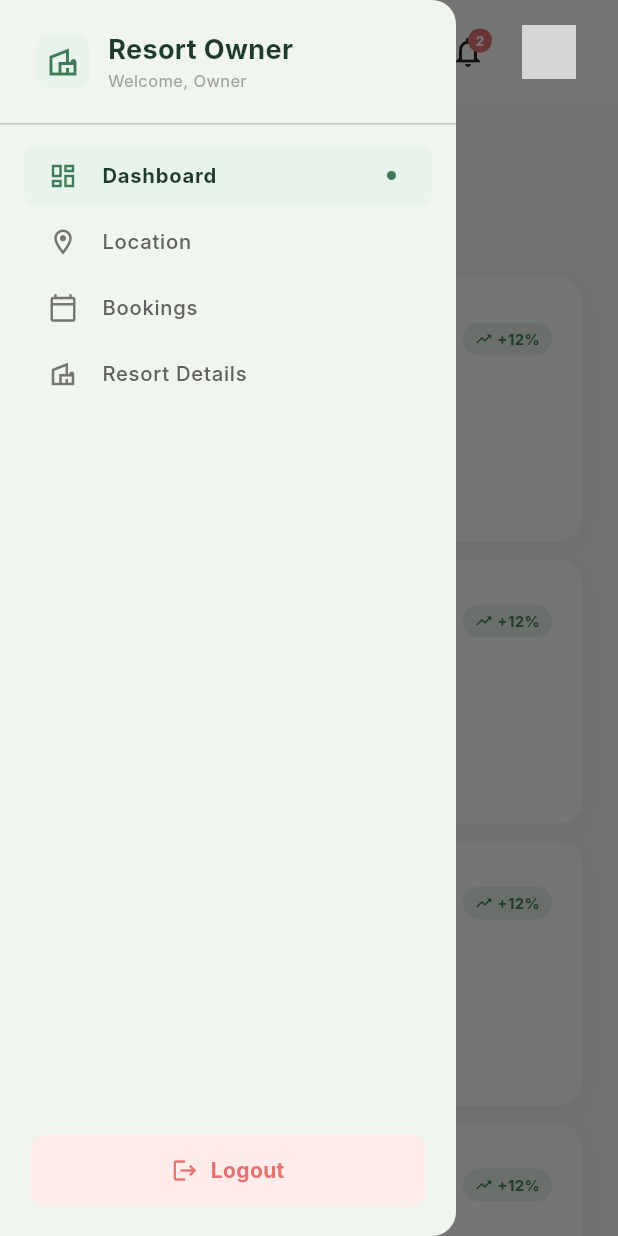
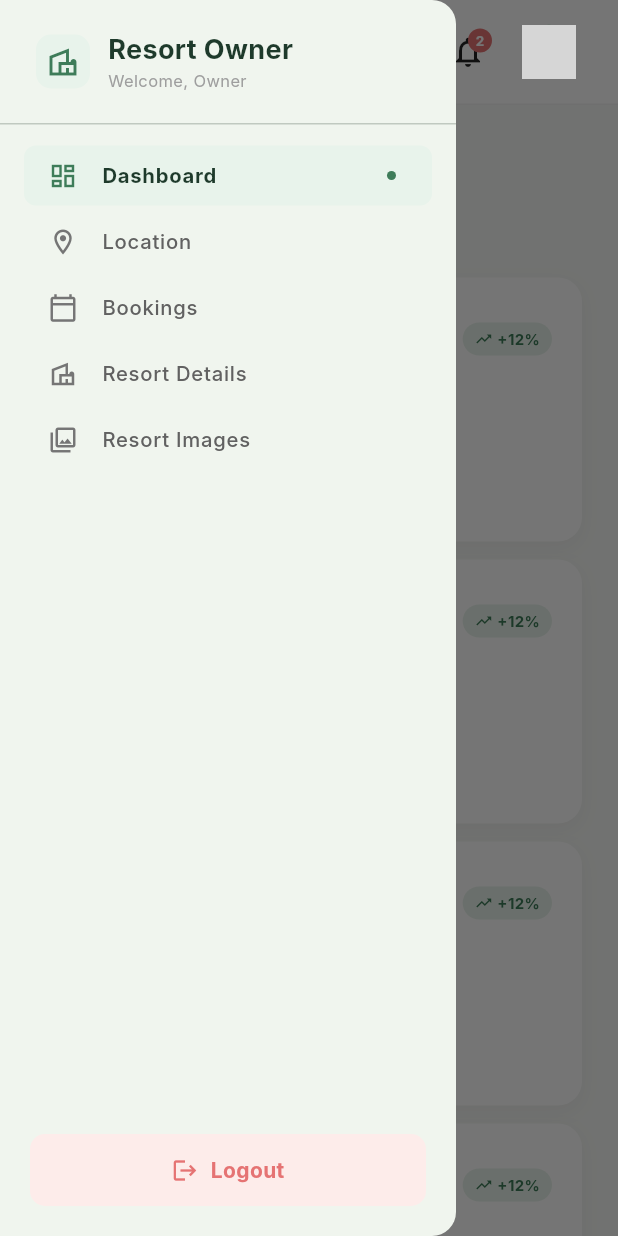
Before and after one commit to Tanvi0930/resort-frontend, a Flutter app: the OwnerPanelScreen screen opened directly, with the side drawer open, on a phone screen of 412 x 824 dp. Run offline on Flutter 3.47's test engine with Material 3 defaults, Android fonts, the phone set to English and light mode, and no system bars; our stand-ins replace fl_chart, shared_preferences; accounts and stored records are empty; network calls fail; Roboto replaces fonts that are missing (Inter); grey boxes are pictures that could not be loaded.

Commit message:
feat: implement owner resort management views and configure image picker and shared preferences support

```diff
--- a/lib/screens/owner/owner_panel_screen.dart
+++ b/lib/screens/owner/owner_panel_screen.dart
@@ -4,6 +4,7 @@ import 'dart:convert';
 import '../../api_configue.dart';
 import 'owner_dashboard_view.dart';
 import 'owner_resort_details_view.dart';
+import 'owner_resort_images_view.dart';
 import '../admin/admin_locations_view.dart';
 import '../admin/admin_bookings_view.dart';
 import '../login_screen.dart';
@@ -23,7 +24,7 @@ class OwnerPanelScreen extends StatefulWidget {
 }
 
 class _OwnerPanelScreenState extends State<OwnerPanelScreen> {
-  // 0=Dashboard, 1=Location, 2=Bookings, 3=Resort Details
+  // 0=Dashboard, 1=Location, 2=Bookings, 3=Resort Details, 4=Resort Images
   int _selectedMenuIndex = 0;
 
   // In-memory Shared Data State
@@ -444,6 +445,12 @@ class _OwnerPanelScreenState extends State<OwnerPanelScreen> {
           onResortUpdated: _handleResortUpdated,
           onResortDeleted: _handleResortDeleted,
         );
+      case 4:
+        return OwnerResortImagesView(
+          resorts: _resorts,
+          onResortUpdated: _handleResortUpdated,
+          onRefreshResorts: _fetchResortsFromBackend,
+        );
       default:
         return const Center(
           child: Column(
@@ -472,6 +479,7 @@ class _OwnerPanelScreenState extends State<OwnerPanelScreen> {
       1: 'Location',
       2: 'Bookings',
       3: 'Resort Details',
+      4: 'Resort Images',
     };
     return titles[index] ?? 'Panel';
   }
@@ -714,6 +722,8 @@ class _OwnerPanelScreenState extends State<OwnerPanelScreen> {
                   2, Icons.calendar_today_outlined, 'Bookings'),
               _buildSidebarItem(
                   3, Icons.villa_outlined, 'Resort Details'),
+              _buildSidebarItem(
+                  4, Icons.photo_library_outlined, 'Resort Images'),
             ],
           ),
         ),
```
Also changed, not shown: lib/screens/owner/owner_resort_details_view.dart (+24 -2 lines).
